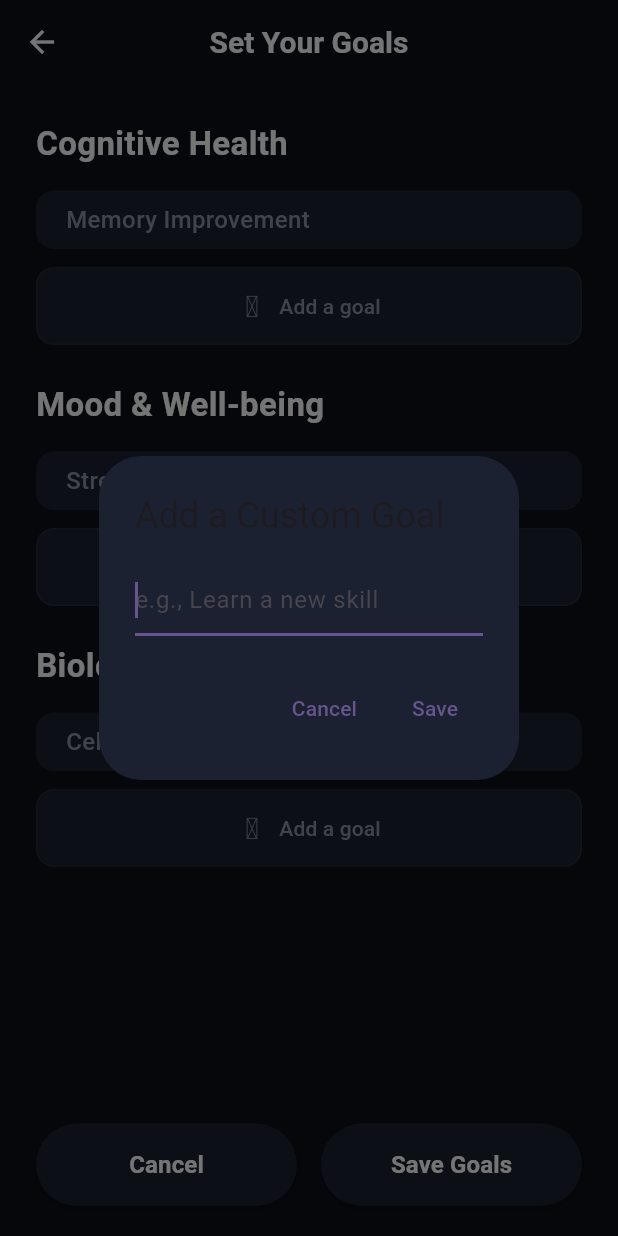
After one commit to YazKzirius/KzNutrition, a Flutter app: the GoalsScreen screen opened directly, after a tap on "Add a goal", on a phone screen of 412 x 824 dp. The commit adds this screen. Run offline on Flutter 3.47's test engine with Material 3 defaults, Android fonts, the light colour scheme and no system bars; our stand-ins replace camera, flutter_dotenv, google_generative_ai, image_picker, material_symbols_icons.

Commit message:
- Added functionality to meal tracker, Goal setter and insight getter from food descriptions using gemini model. - Now add full functionality to app and make sure to add user cloud authentication for permanent use. - Once basic crud app is finished, begin thinking about advancing functionility further in research basis

```diff
--- /dev/null
+++ b/lib/CustomWigets/GoalCatergoryHeader.dart
@@ -0,0 +1,22 @@
+import 'package:flutter/material.dart';
+import 'package:kznutrition/utils/AppColours.dart';
+
+class GoalCategoryHeader extends StatelessWidget {
+  final String title;
+  const GoalCategoryHeader({super.key, required this.title});
+
+  @override
+  Widget build(BuildContext context) {
+    return Padding(
+      padding: const EdgeInsets.only(top: 24.0, bottom: 16.0),
+      child: Text(
+        title,
+        style: const TextStyle(
+          color: AppColours.textPrimary,
+          fontSize: 22,
+          fontWeight: FontWeight.bold,
+        ),
+      ),
+    );
+  }
+}
--- /dev/null
+++ b/lib/CustomWigets/GoalChip.dart
@@ -0,0 +1,59 @@
+import 'package:flutter/material.dart';
+import 'package:kznutrition/utils/AppColours.dart';
+
+class GoalChip extends StatelessWidget {
+  final String label;
+  final bool isSelected;
+  final VoidCallback onTap;
+  final VoidCallback? onDelete; // NEW: Add an optional delete callback
+
+  const GoalChip({
+    super.key,
+    required this.label,
+    required this.isSelected,
+    required this.onTap,
+    this.onDelete, // NEW: Add to constructor
+  });
+
+  @override
+  Widget build(BuildContext context) {
+    return Material(
+      color: isSelected ? AppColours.card : AppColours.card,
+      borderRadius: BorderRadius.circular(12),
+      child: InkWell(
+        onTap: onTap,
+        borderRadius: BorderRadius.circular(12),
+        child: Container(
+          width: double.infinity,
+          padding: const EdgeInsets.symmetric(vertical: 8, horizontal: 20),
+          child: Row(
+            mainAxisAlignment: MainAxisAlignment.spaceBetween,
+            children: [
+              // Use Expanded to allow text to wrap and prevent overflow
+              Expanded(
+                child: Text(
+                  label,
+                  style: TextStyle(
+                    color: isSelected ? AppColours.textPrimary : AppColours.textSecondary,
+                    fontSize: 16,
+                    fontWeight: FontWeight.w500,
+                  ),
+                ),
+              ),
+              // NEW: If onDelete is provided, show a delete icon
+              if (onDelete != null)
+                IconButton(
+                  icon: const Icon(Icons.close, size: 20),
+                  color: isSelected ? AppColours.textPrimary.withOpacity(0.7) : AppColours.textSecondary,
+                  onPressed: onDelete,
+                  splashRadius: 20,
+                  constraints: const BoxConstraints(),
+                  padding: const EdgeInsets.all(8),
+                )
+            ],
+          ),
+        ),
+      ),
+    );
+  }
+}
--- a/lib/CustomWigets/MealGroup.dart
+++ b/lib/CustomWigets/MealGroup.dart
@@ -1,6 +1,7 @@
 import 'package:flutter/material.dart';
 import 'package:kznutrition/models/MealEntry.dart';
 import 'package:kznutrition/CustomWigets/MealEntryCard.dart';
+import 'package:kznutrition/utils/AppColours.dart';
 
 class MealGroup extends StatelessWidget {
   final String title;
@@ -25,9 +26,9 @@ class MealGroup extends StatelessWidget {
           textBaseline: TextBaseline.alphabetic,
           children: [
             Text(title,
-                style: const TextStyle(fontSize: 24, fontWeight: FontWeight.bold)),
+                style: const TextStyle(fontSize: 24, fontWeight: FontWeight.bold, color: AppColours.textSecondary)),
             Text('$totalCalories cal',
-                style: const TextStyle(fontSize: 16, fontWeight: FontWeight.w500)),
+                style: const TextStyle(fontSize: 16, fontWeight: FontWeight.w500, color: AppColours.textSecondary)),
           ],
         ),
         const SizedBox(height: 16),
--- /dev/null
+++ b/lib/GoalScreen.dart
@@ -0,0 +1,235 @@
+import 'package:flutter/material.dart';
+import 'package:kznutrition/utils/AppColours.dart';
+import 'package:kznutrition/CustomWigets/GoalCatergoryHeader.dart';
+import 'package:kznutrition/CustomWigets/GoalChip.dart';
+import 'package:material_symbols_icons/symbols.dart';
+
+class AddGoalDialog extends StatefulWidget {
+  const AddGoalDialog({super.key});
+
+  @override
+  State<AddGoalDialog> createState() => _AddGoalDialogState();
+}
+
+class _AddGoalDialogState extends State<AddGoalDialog> {
+  late final TextEditingController _controller;
+
+  @override
+  void initState() {
+    super.initState();
+    _controller = TextEditingController();
+  }
+
+  @override
+  void dispose() {
+    _controller.dispose();
+    super.dispose();
+  }
+
+  void _save() {
+    if (_controller.text.trim().isNotEmpty) {
+      Navigator.pop(context, _controller.text.trim());
+    }
+  }
+
+  @override
+  Widget build(BuildContext context) {
+    return AlertDialog(
+      backgroundColor: AppColours.card,
+      title: const Text('Add a Custom Goal'),
+      content: TextField(
+        controller: _controller,
+        autofocus: true,
+        decoration: const InputDecoration(hintText: 'e.g., Learn a new skill'),
+        onSubmitted: (_) => _save(), // Allow saving with the keyboard's "done" button
+      ),
+      actions: [
+        TextButton(
+          child: const Text('Cancel'),
+          onPressed: () => Navigator.pop(context),
+        ),
+        TextButton(
+          child: const Text('Save'),
+          onPressed: _save,
+        ),
+      ],
+    );
+  }
+}
+
+
+class GoalsScreen extends StatefulWidget {
+  const GoalsScreen({super.key});
+
+  @override
+  State<GoalsScreen> createState() => _GoalsScreenState();
+}
+
+class _GoalsScreenState extends State<GoalsScreen> {
+  final Set<String> _selectedGoals = {};
+  late Map<String, List<String>> _goalCategories;
+
+  final Map<String, List<String>> _initialGoalCategories = {
+    'Cognitive Health': ['Memory Improvement'],
+    'Mood & Well-being': ['Stress Reduction'],
+    'Biological Aging': ['Cellular Health'],
+  };
+
+  @override
+  void initState() {
+    super.initState();
+    _goalCategories = {
+      for (var entry in _initialGoalCategories.entries)
+        entry.key: List<String>.from(entry.value)
+    };
+  }
+
+  void _toggleGoal(String goal) { /* ... same as before ... */ }
+  void _deleteGoal(String category, String goal) { /* ... same as before ... */ }
+  void _saveGoals() { /* ... same as before ... */ }
+  void _cancel() { /* ... same as before ... */ }
+
+  Future<void> _showAddGoalDialog(String category) async {
+    // We now just show our new, self-contained dialog widget.
+    final newGoal = await showDialog<String>(
+      context: context,
+      builder: (context) => const AddGoalDialog(), // Use the new widget
+    );
+    if (newGoal != null) {
+      // It is now perfectly safe to call setState.
+      setState(() {
+        _goalCategories[category]?.add(newGoal);
+        _selectedGoals.add(newGoal);
+      });
+    }
+  }
+
+  // All other methods are the same...
+  @override
+  Widget build(BuildContext context) {
+    // The build method is unchanged.
+    return Scaffold(
+      backgroundColor: AppColours.background,
+      appBar: AppBar(
+        backgroundColor: Colors.transparent,
+        elevation: 0,
+        centerTitle: true,
+        leading: IconButton(
+          icon: const Icon(Icons.arrow_back, color: AppColours.textPrimary),
+          onPressed: _cancel,
+        ),
+        title: const Text(
+          'Set Your Goals',
+          style: TextStyle(
+            fontWeight: FontWeight.bold,
+            fontSize: 20,
+            color: AppColours.textPrimary,
+          ),
+        ),
+      ),
+      body: Column(
+        children: [
+          Expanded(
+            child: SingleChildScrollView(
+              padding: const EdgeInsets.symmetric(horizontal: 24.0),
+              child: Column(
+                crossAxisAlignment: CrossAxisAlignment.start,
+                children: _goalCategories.entries.map((entry) {
+                  final categoryName = entry.key;
+                  final goals = entry.value;
+
+                  return Column(
+                    crossAxisAlignment: CrossAxisAlignment.start,
+                    children: [
+                      GoalCategoryHeader(title: categoryName),
+                      ListView.separated(
+                        physics: const NeverScrollableScrollPhysics(),
+                        shrinkWrap: true,
+                        itemCount: goals.length + 1,
+                        separatorBuilder: (_, __) => const SizedBox(height: 12),
+                        itemBuilder: (context, index) {
+                          if (index == goals.length) {
+                            return _buildAddGoalButton(() => _showAddGoalDialog(categoryName));
+                          }
+
+                          final goal = goals[index];
+                          final isPredefined = _initialGoalCategories[categoryName]?.contains(goal) ?? false;
+
+                          return GoalChip(
+                            label: goal,
+                            isSelected: _selectedGoals.contains(goal),
+                            onTap: () => _toggleGoal(goal),
+                            onDelete: isPredefined ? null : () => _deleteGoal(categoryName, goal),
+                          );
+                        },
+                      ),
+                    ],
+                  );
+                }).toList(),
+              ),
+            ),
+          ),
+          _buildActionButtons(),
+        ],
+      ),
+    );
+  }
+
+  Widget _buildAddGoalButton(VoidCallback onPressed) {
+    // This helper method is unchanged.
+    return OutlinedButton.icon(
+      onPressed: onPressed,
+      icon: const Icon(Symbols.add, size: 20),
+      label: const Text('Add a goal'),
+      style: OutlinedButton.styleFrom(
+        foregroundColor: AppColours.textSecondary,
+        backgroundColor: AppColours.card,
+        side: BorderSide(color: AppColours.border.withOpacity(0.5)),
+        shape: RoundedRectangleBorder(borderRadius: BorderRadius.circular(12)),
+        padding: const EdgeInsets.symmetric(vertical: 16),
+      ).copyWith(
+        minimumSize: MaterialStateProperty.all(const Size(double.infinity, 50)),
+      ),
+    );
+  }
+
+  Widget _buildActionButtons() {
+    // This helper method is unchanged.
+    return Padding(
+      padding: const EdgeInsets.symmetric(horizontal: 24.0, vertical: 20.0),
+      child: Row(
+        children: [
+          Expanded(
+            child: ElevatedButton(
+              onPressed: _cancel,
+              style: ElevatedButton.styleFrom(
+                backgroundColor: AppColours.card,
+                foregroundColor: AppColours.textPrimary,
+                shape: RoundedRectangleBorder(
+                  borderRadius: BorderRadius.circular(30),
+                ),
+                padding: const EdgeInsets.symmetric(vertical: 16),
+              ),
+              child: const Text('Cancel', style: TextStyle(fontSize: 16, fontWeight: FontWeight.bold)),
+            ),
+          ),
+          const SizedBox(width: 16),
+          Expanded(
+            child: ElevatedButton(
+              onPressed: _saveGoals,
+              style: ElevatedButton.styleFrom(
+                backgroundColor: AppColours.card,
+                foregroundColor: AppColours.textPrimary,
+                shape: RoundedRectangleBorder(
+                  borderRadius: BorderRadius.circular(30),
+                ),
+                padding: const EdgeInsets.symmetric(vertical: 16),
+              ),
+              child: const Text('Save Goals', style: TextStyle(fontSize: 16, fontWeight: FontWeight.bold)),
+            ),
+          ),
+        ],
+      ),
+    );
+  }
+}
--- a/lib/LandingPage.dart
+++ b/lib/LandingPage.dart
@@ -1,6 +1,8 @@
 import 'package:flutter/material.dart';
 import 'package:kznutrition/TrackScreen.dart';
 import 'package:kznutrition/utils/AppColours.dart';
+import 'package:kznutrition/GoalScreen.dart';
+import 'package:kznutrition/insightScreen.dart';
 
 class TrackPage extends StatelessWidget {
   const TrackPage({super.key});
@@ -14,7 +16,7 @@ class GoalsPage extends StatelessWidget {
   const GoalsPage({super.key});
   @override
   Widget build(BuildContext context) {
-    return const Center(child: Text('Goals Page', style: TextStyle(color: Colors.white)));
+    return const GoalsScreen();
   }
 }
 
@@ -22,7 +24,7 @@ class InsightsPage extends StatelessWidget {
   const InsightsPage({super.key});
   @override
   Widget build(BuildContext context) {
-    return const Center(child: Text('Insights Page', style: TextStyle(color: Colors.white)));
+    return const InsightsScreen();
   }
 }
 
--- a/lib/models/MealEntry.dart
+++ b/lib/models/MealEntry.dart
@@ -4,10 +4,10 @@ class MealEntry {
   final DateTime timestamp;
   final int calories;
   final String? summary;
-  // --- NEW: Add macronutrient fields ---
   final double? protein;
   final double? carbs;
   final double? fat;
+  final String? imagePath;
 
   MealEntry({
     required this.mealType,
@@ -15,9 +15,9 @@ class MealEntry {
     required this.timestamp,
     required this.calories,
     this.summary,
-    // Add to constructor
     this.protein,
     this.carbs,
     this.fat,
+    this.imagePath,
   });
 }
```
Also changed, not shown: lib/CustomWigets/HealthInsightCard.dart (added, +44 -0 lines), lib/CustomWigets/MealEntryCard.dart (+24 -7 lines), lib/CustomWigets/RecommendationCard.dart (added, +57 -0 lines), lib/NutritionalInfoScreen.dart (+32 -12 lines), lib/TrackScreen.dart (+14 -10 lines), lib/insightScreen.dart (added, +127 -0 lines), lib/services/HealthService.dart (added, +86 -0 lines).
